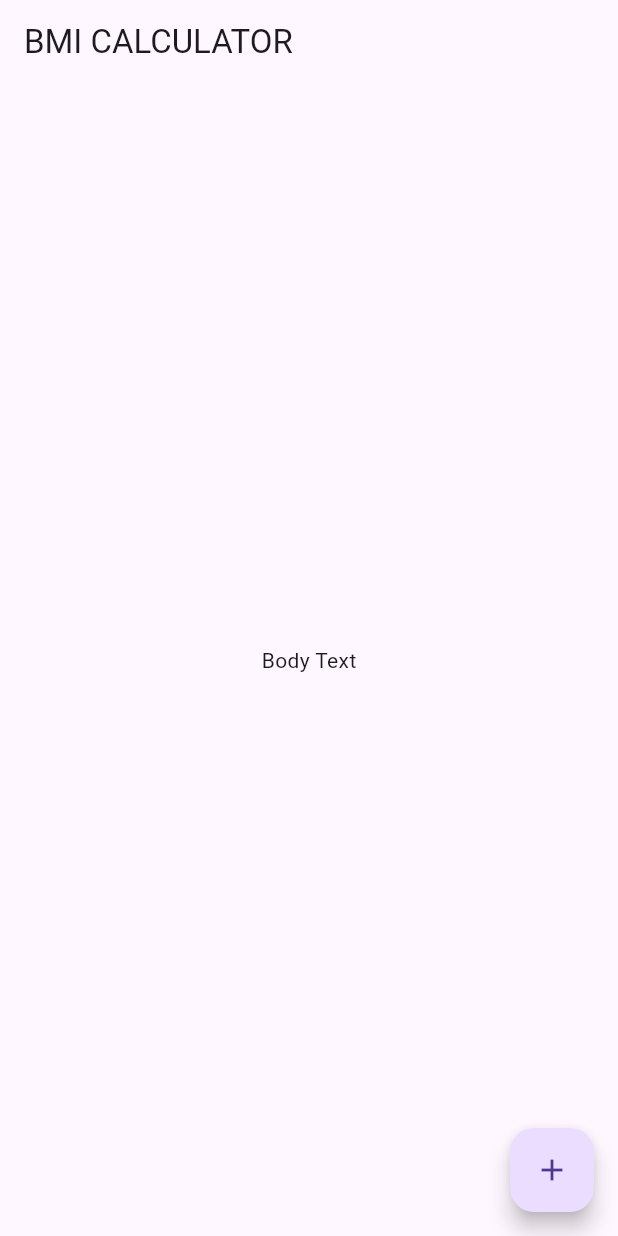
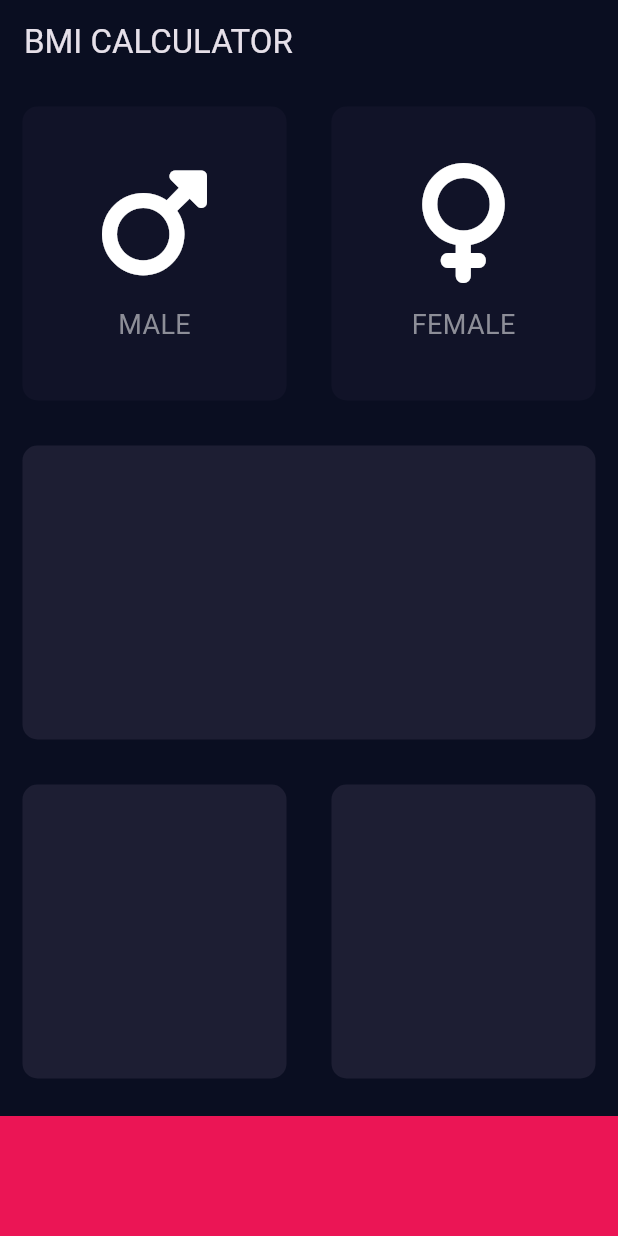
Before and after one commit to 201014002/bmi-calculator, a Flutter app: the screen it shows after launch, on a phone screen of 412 x 824 dp. Run offline on Flutter 3.47's test engine with Material 3 defaults, Android fonts, the phone set to English and light mode, and no system bars; our stand-ins replace font_awesome_flutter.

Commit message:
Second commit.

```diff
--- /dev/null
+++ b/lib/icon_contents.dart
@@ -0,0 +1,30 @@
+import 'package:flutter/material.dart';
+
+const labelTextStyle=TextStyle(
+  fontSize: 18.0,
+  color: Color(0xFF8D8E98),
+);
+class IconContents extends StatelessWidget {
+  IconContents({required this.icon,required this.label});
+  final IconData icon;
+  final String label;
+  @override
+  Widget build(BuildContext context) {
+    return Column(
+      mainAxisAlignment: MainAxisAlignment.center,
+      children: [
+        Icon(
+          icon,
+          size: 80.0,
+        ),
+        SizedBox(
+          height: 15.0,
+        ),
+        Text(
+          label,
+          style:labelTextStyle,
+        ),
+      ],
+    );
+  }
+}
--- /dev/null
+++ b/lib/input_page.dart
@@ -0,0 +1,110 @@
+import 'package:flutter/material.dart';
+import 'package:font_awesome_flutter/font_awesome_flutter.dart';
+import 'package:new_bmi_calculator/reusable_card.dart';
+import 'package:new_bmi_calculator/icon_contents.dart';
+
+const bottomButtonContainerHeight = 80.0;
+const bottomButtonConatinerColor = Color(0xFFEB1555);
+const activeCardColor = Color(0xFF1D1E33);
+const inactiveCardColor = Color(0xFF111328);
+
+class InputPage extends StatefulWidget {
+  @override
+  State<InputPage> createState() => _InputPageState();
+}
+
+class _InputPageState extends State<InputPage> {
+  Color maleCardColor = inactiveCardColor;
+  Color femaleCardColor = inactiveCardColor;
+  //2=male,1=female
+  void updateColor(int gender){
+    if(gender==1){
+      if(femaleCardColor==inactiveCardColor){
+        femaleCardColor=activeCardColor;
+        maleCardColor=inactiveCardColor;
+      }
+      else{
+        femaleCardColor=inactiveCardColor;
+      }
+    }
+   if(gender==2){
+     if(maleCardColor==inactiveCardColor){
+       maleCardColor=activeCardColor;
+       femaleCardColor=inactiveCardColor;
+     }
+     else{
+       maleCardColor=inactiveCardColor;
+     }
+   }
+  }
+  @override
+  Widget build(BuildContext context) {
+    return Scaffold(
+        appBar: AppBar(
+          title: Text('BMI CALCULATOR'),
+        ),
+        body: Column(
+          children: [
+            Expanded(
+              child: Row(
+                children: [
+                  Expanded(
+                    child: GestureDetector(
+                      onTap: () {
+                        setState(() {
+                          updateColor(2);
+                        });
+                      },
+                      child: ReusableCard(
+                        wcolor: maleCardColor,
+                        cardChild: IconContents(
+                          icon: FontAwesomeIcons.mars,
+                          label: 'MALE',
+                        ),
+                      ),
+                    ),
+                  ),
+                  Expanded(
+                    child: GestureDetector(
+                      onTap: () {
+                        setState(() {
+                          updateColor(1);
+                        });
+                      },
+                      child: ReusableCard(
+                        wcolor: femaleCardColor,
+                        cardChild: IconContents(
+                          icon: FontAwesomeIcons.venus,
+                          label: 'FEMALE',
+                        ),
+                      ),
+                    ),
+                  ),
+                ],
+              ),
+            ),
+            Expanded(
+              child: ReusableCard(wcolor: activeCardColor),
+            ),
+            Expanded(
+              child: Row(
+                children: [
+                  Expanded(
+                    child: ReusableCard(wcolor: activeCardColor),
+                  ),
+                  Expanded(
+                    child: ReusableCard(wcolor: activeCardColor),
+                  ),
+                ],
+              ),
+            ),
+            Container(
+              color: bottomButtonConatinerColor,
+              margin: EdgeInsets.only(top: 10.0),
+              width: double.infinity,
+              height: bottomButtonContainerHeight,
+            ),
+          ],
+        ));
+  }
+}
--- a/lib/main.dart
+++ b/lib/main.dart
@@ -1,5 +1,5 @@
 import 'package:flutter/material.dart';
-
+import 'package:new_bmi_calculator/input_page.dart';
 void main() {
   runApp(BMICalculator());
 }
@@ -9,33 +9,12 @@ class BMICalculator extends StatelessWidget {
   Widget build(BuildContext context) {
     return MaterialApp(
       debugShowCheckedModeBanner: false,
-      theme: ThemeData(
-        primaryColor:Colors.red,
+      theme:ThemeData.dark().copyWith(
+          primaryColor: Color(0xFF0A0E21),
+          scaffoldBackgroundColor: Color(0xFF0A0E21),
+          appBarTheme: AppBarTheme(color:Color(0xFF0A0E21)),
       ),
       home: InputPage(),
     );
   }
 }
-
-class InputPage extends StatefulWidget {
-  const InputPage({super.key});
-
-  @override
-  State<InputPage> createState() => _InputPageState();
-}
-
-class _InputPageState extends State<InputPage> {
-  @override
-  Widget build(BuildContext context) {
-    return Scaffold(
-      appBar: AppBar(
-        title: Text('BMI CALCULATOR'),
-      ),
-      body: Center(child: Text('Body Text'),),
-      floatingActionButton: FloatingActionButton(
-        onPressed: () {  },
-        child: Icon(Icons.add),
-      ),
-    );
-  }
-}
--- /dev/null
+++ b/lib/reusable_card.dart
@@ -0,0 +1,18 @@
+import 'package:flutter/material.dart';
+
+class ReusableCard extends StatelessWidget {
+  ReusableCard({required this.wcolor, this.cardChild});
+  final Color wcolor;
+  final Widget? cardChild;
+  @override
+  Widget build(BuildContext context) {
+    return Container(
+      child: cardChild,
+      margin: EdgeInsets.all(15.0),
+      decoration: BoxDecoration(
+        color: wcolor,
+        borderRadius: BorderRadius.circular(10.0),
+      ),
+    );
+  }
+}
```
